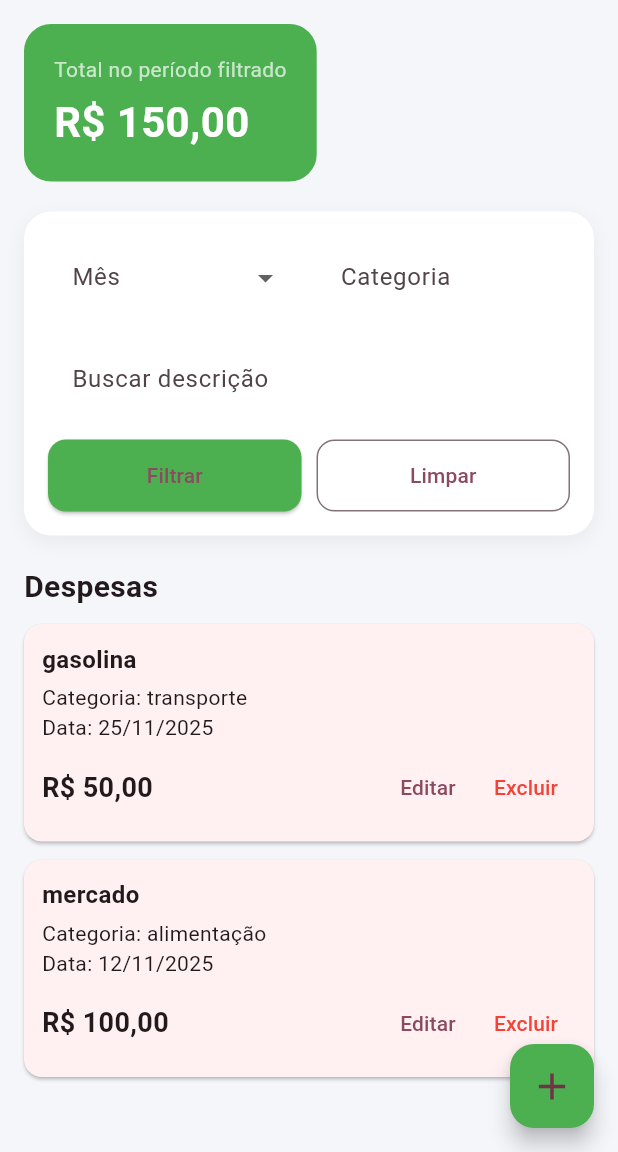
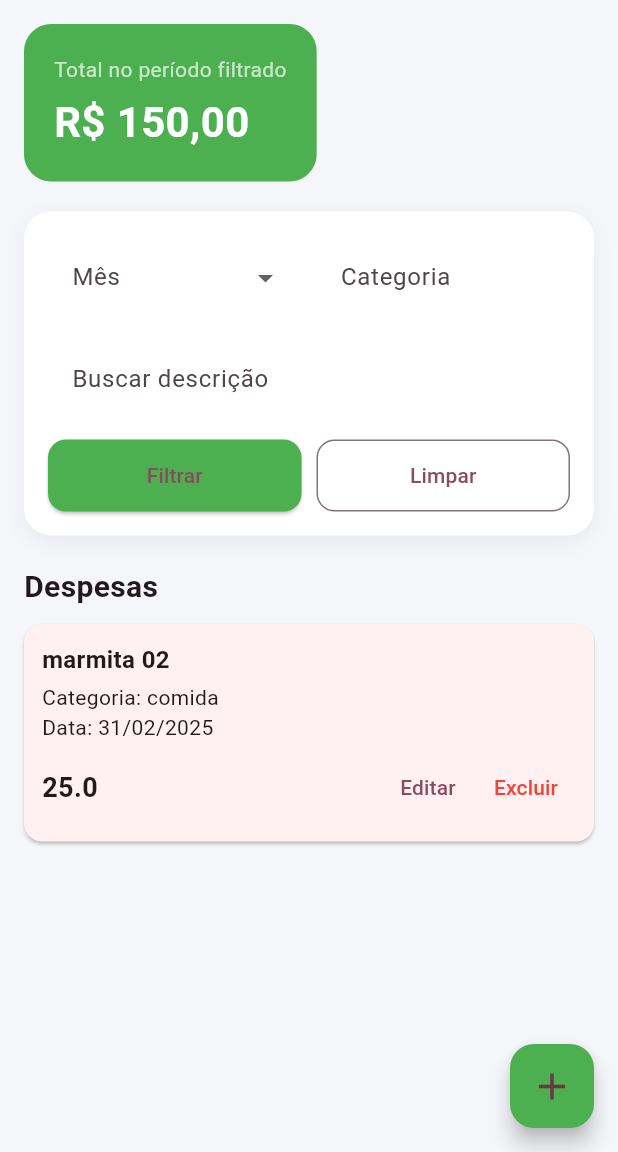
Before and after one commit to lewitzki/Controle_Despesas_Flutter, a Flutter app: the screen it shows after launch, after a tap on "Editar", on a phone screen of 412 x 824 dp, the part 84-1236 px from its top. Run offline on Flutter 3.47's test engine with Material 3 defaults, Android fonts, the phone set to English and light mode, and no system bars.

Commit message:
criar funcao de criar, editar e excluir

```diff
--- a/lib/home.dart
+++ b/lib/home.dart
@@ -1,7 +1,58 @@
 import 'package:flutter/material.dart';
 
-class HomePage extends StatelessWidget {
+class HomePage extends StatefulWidget {
   const HomePage({super.key});
+
+  @override
+  State<HomePage> createState() => _HomePageState();
+}
+
+class _HomePageState extends State<HomePage> {
+  final List<ExpenseTile> expenses = [
+    ExpenseTile(
+      id: '1',
+      descricao: 'gasolina',
+      categoria: 'transporte',
+      data: '25/11/2025',
+      valor: '50.0',
+    ),
+  ];
+
+  void _addExpense() {
+    setState(() {
+      expenses.add(
+        ExpenseTile(
+          id: '2',
+          descricao: 'marmita',
+          categoria: 'comida',
+          data: '31/02/2025',
+          valor: '25.0',
+        ),
+      );
+    });
+  }
+
+  void _editExpense(String id, ExpenseTile newExpense) {
+    final index = expenses.indexWhere((e) => e.id == id);
+
+    if (index != -1) {
+      setState(() {
+        expenses[index] = ExpenseTile(
+          id: '2',
+          descricao: 'marmita 02',
+          categoria: 'comida',
+          data: '31/02/2025',
+          valor: '25.0',
+        );
+      });
+    }
+  }
+
+  void _removeExpense(ExpenseTile value) {
+    setState(() {
+      expenses.remove(value);
+    });
+  }
 
   @override
   Widget build(BuildContext context) {
@@ -19,7 +70,7 @@ class HomePage extends StatelessWidget {
 
       floatingActionButton: FloatingActionButton(
         backgroundColor: Colors.green,
-        onPressed: () {},
+        onPressed: _addExpense,
         child: const Icon(Icons.add, size: 30),
       ),
 
@@ -139,18 +190,21 @@ class HomePage extends StatelessWidget {
               ),
               const SizedBox(height: 10),
 
-              const ExpenseTile(
-                descricao: 'gasolina',
-                categoria: 'transporte',
-                data: '25/11/2025',
-                valor: 'R\$ 50,00',
-              ),
+              Column(
+                children: expenses.asMap().entries.map((entry) {
+                  final index = entry.key;
+                  final item = entry.value;
 
-              const ExpenseTile(
-                descricao: 'mercado',
-                categoria: 'alimentação',
-                data: '12/11/2025',
-                valor: 'R\$ 100,00',
+                  return ExpenseTile(
+                    id: item.id,
+                    descricao: item.descricao,
+                    categoria: item.categoria,
+                    data: item.data,
+                    valor: item.valor,
+                    onEdit: () => _editExpense(item.id, item),
+                    onRemove: () => _removeExpense(item),
+                  );
+                }).toList(),
               ),
             ],
           ),
@@ -191,17 +245,24 @@ class HomePage extends StatelessWidget {
 }
 
 class ExpenseTile extends StatelessWidget {
+  final String id;
   final String descricao;
   final String categoria;
   final String data;
   final String valor;
 
+  final VoidCallback? onEdit;
+  final VoidCallback? onRemove;
+
   const ExpenseTile({
     super.key,
+    required this.id,
     required this.descricao,
     required this.categoria,
     required this.data,
     required this.valor,
+    this.onEdit,
+    this.onRemove,
   });
 
   @override
@@ -233,9 +294,9 @@ class ExpenseTile extends StatelessWidget {
                 ),
                 Row(
                   children: [
-                    TextButton(onPressed: () {}, child: const Text('Editar')),
+                    TextButton(onPressed: onEdit, child: const Text('Editar')),
                     TextButton(
-                      onPressed: () {},
+                      onPressed: onRemove,
                       child: const Text(
                         'Excluir',
                         style: TextStyle(color: Colors.red),
```
